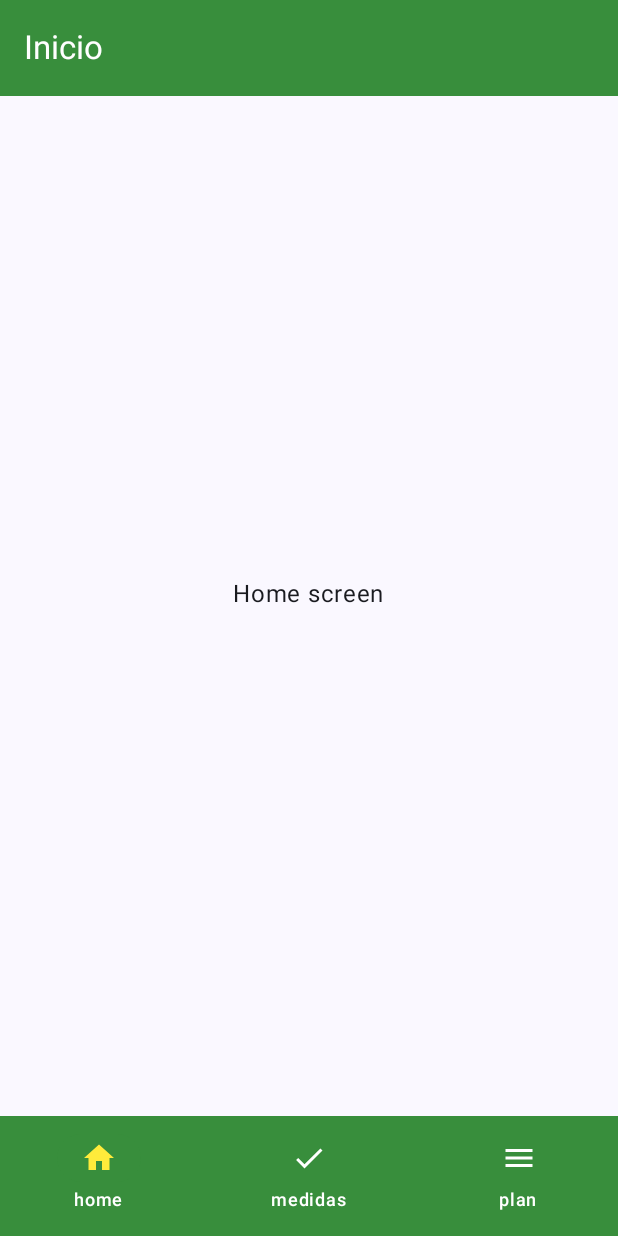
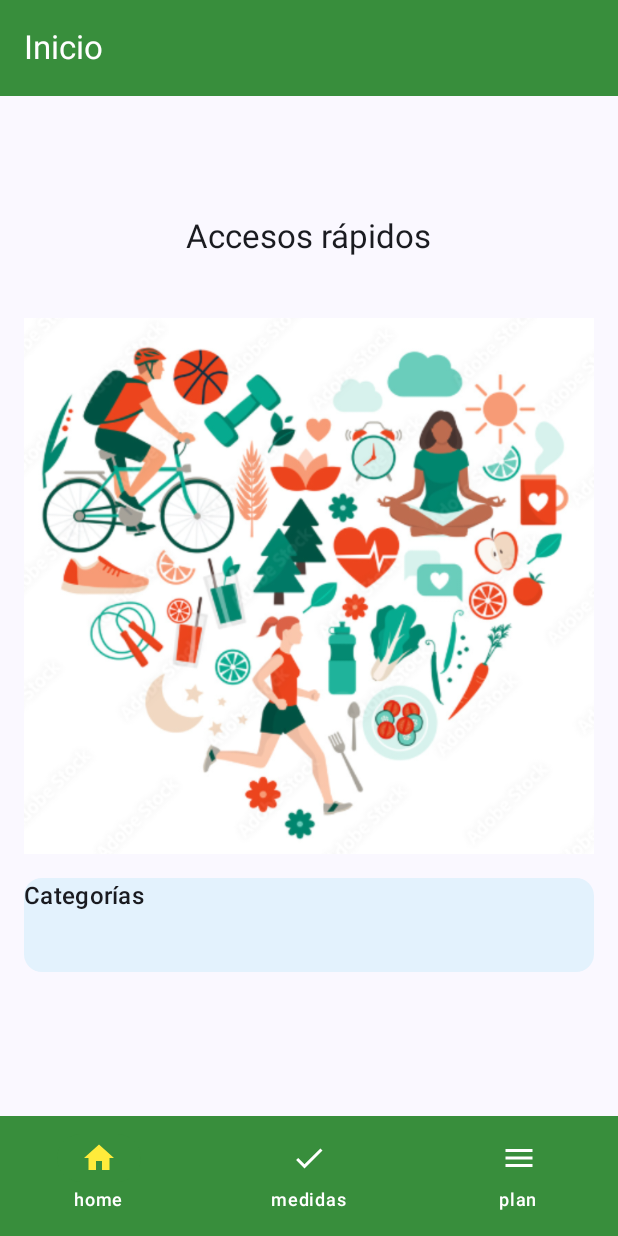
Before and after one commit to marpez4/appNutriologia, an Android app built with Jetpack Compose: the composable MainScreen shown on its own in the app's theme, on a phone screen of 412 x 824 dp. Run offline under Robolectric (Android 15) with nearby library versions, the phone set to English and light mode, and no system bars.

Commit message:
Inicio de vista de home y implementacion de strings values en el xml

```diff
--- a/app/src/main/java/com/example/appnutriologia/MainActivity.kt
+++ b/app/src/main/java/com/example/appnutriologia/MainActivity.kt
@@ -25,7 +25,7 @@ class MainActivity : ComponentActivity() {
         enableEdgeToEdge()
         setContent {
             AppNutriologiaTheme {
-                CategoryListScreen()
+                MainScreen()
             }
         }
     }
--- a/app/src/main/java/com/example/appnutriologia/ui/screens/CategoryListScreen.kt
+++ b/app/src/main/java/com/example/appnutriologia/ui/screens/CategoryListScreen.kt
@@ -14,6 +14,7 @@ import androidx.compose.foundation.layout.size
 import androidx.compose.foundation.lazy.LazyColumn
 import androidx.compose.foundation.lazy.items
 import androidx.compose.material3.Card
+import androidx.compose.material3.CardDefaults
 import androidx.compose.material3.CircularProgressIndicator
 import androidx.compose.material3.ExperimentalMaterial3Api
 import androidx.compose.material3.Scaffold
@@ -25,7 +26,9 @@ import androidx.compose.runtime.getValue
 import androidx.compose.ui.Alignment
 import androidx.compose.ui.Modifier
 import androidx.compose.ui.graphics.Color
+import androidx.compose.ui.res.stringResource
 import androidx.compose.ui.text.TextStyle
+import androidx.compose.ui.tooling.preview.Preview
 import androidx.compose.ui.unit.dp
 import androidx.compose.ui.unit.sp
 import androidx.lifecycle.viewmodel.compose.viewModel
@@ -33,6 +36,7 @@ import coil.compose.AsyncImage
 import com.example.appnutriologia.model.Category
 import com.example.appnutriologia.ui.viewmodels.CategoryFoodModel
 import com.example.appnutriologia.ui.viewmodels.CategoryUiState
+import com.example.appnutriologia.R
 
 
 @Composable
@@ -41,7 +45,7 @@ fun CategoryListScreen(categoryFoodModel: CategoryFoodModel = viewModel()) {
 
     Scaffold(
         topBar = {
-             TopAppBar(title = { Text(text = "Lista de categorías") })
+             TopAppBar(title = { Text(stringResource(id = R.string.list_categorias)) })
         }
     )  { paddingValues ->
         Box(modifier = Modifier.fillMaxSize().padding(paddingValues)){
@@ -78,7 +82,11 @@ fun CategoryItem(category: Category) {
     Card(
         modifier = Modifier
             .fillMaxWidth()
-            .padding(4.dp)
+            .padding(4.dp),
+        colors = CardDefaults.cardColors(
+            containerColor = Color(0xFF66BB6A)
+        )
+
     ) {
         Row(
             modifier = Modifier.padding(16.dp),
@@ -97,8 +105,7 @@ fun CategoryItem(category: Category) {
                     style = TextStyle(fontSize = 24.sp)
                 )
                 Spacer(modifier = Modifier.height(4.dp))
-                Text(
-                    text = "Description: ${category.strCategoryDescription}"
+                Text(stringResource(id = R.string.descripcion, stringResource(id = R.string.accesos_rapidos) )
                 )
             }
         }
--- a/app/src/main/java/com/example/appnutriologia/ui/screens/HomeScreen.kt
+++ b/app/src/main/java/com/example/appnutriologia/ui/screens/HomeScreen.kt
@@ -1,21 +1,81 @@
 package com.example.appnutriologia.ui.screens
 
+import androidx.compose.foundation.Image
+import androidx.compose.foundation.clickable
+import androidx.compose.foundation.layout.Arrangement
 import androidx.compose.foundation.layout.Box
+import androidx.compose.foundation.layout.Column
 import androidx.compose.foundation.layout.PaddingValues
 import androidx.compose.foundation.layout.fillMaxSize
+import androidx.compose.foundation.layout.fillMaxWidth
+import androidx.compose.foundation.layout.height
 import androidx.compose.foundation.layout.padding
+import androidx.compose.material3.Card
+import androidx.compose.material3.CardDefaults
+import androidx.compose.material3.MaterialTheme
 import androidx.compose.material3.Text
 import androidx.compose.runtime.Composable
 import androidx.compose.ui.Alignment
 import androidx.compose.ui.Modifier
+import androidx.compose.ui.graphics.Color
+import androidx.compose.ui.graphics.painter.Painter
+import androidx.compose.ui.res.painterResource
+import androidx.compose.ui.res.stringResource
+import androidx.compose.ui.tooling.preview.Preview
+import androidx.compose.ui.unit.dp
+import com.example.appnutriologia.R
 
 @Composable
 fun HomeScreen(innerPadding: PaddingValues){
-    Box(modifier = Modifier.fillMaxSize()
-        .padding(innerPadding),
-        contentAlignment = Alignment.Center
-    ){
-        Text("Home screen")
-
+    Column(
+        modifier = Modifier
+            .fillMaxSize()
+            .padding(innerPadding),
+        verticalArrangement = Arrangement.Center
+    ) {
+        HomeScreenPreview()
     }
 }
+
+@Preview(showBackground = true)
+@Composable
+fun HomeScreenPreview(){
+
+
+    Column(
+        modifier = Modifier
+            .fillMaxSize()
+            .padding(16.dp),
+        verticalArrangement = Arrangement.spacedBy(16.dp),
+        horizontalAlignment = Alignment.CenterHorizontally
+    ){
+        Text(
+            stringResource(id = R.string.accesos_rapidos),
+            style = MaterialTheme.typography.titleLarge,
+            modifier = Modifier.padding(bottom = 16.dp)
+        )
+        LogoImage()
+        Card(
+            modifier = Modifier
+                .fillMaxWidth()
+                .height(120.dp)
+                .clickable {  },
+            colors = CardDefaults.cardColors(containerColor = Color(0xFFE3F2FD))
+        ){
+            Box(contentAlignment = Alignment.Center){
+                Text(text = "Categorías", style = MaterialTheme.typography.titleMedium)
+            }
+        }
+    }
+
+}
+
+@Composable
+fun LogoImage(){
+    val logo: Painter = painterResource(id = R.drawable.logo1)
+    Image(
+        painter = logo,
+        contentDescription = "Logo de la app",
+        modifier = Modifier.padding(top = 8.dp)
+    )
+}
--- a/app/src/main/res/values/strings.xml
+++ b/app/src/main/res/values/strings.xml
@@ -1,3 +1,7 @@
 <resources>
     <string name="app_name">appNutriologia</string>
+    <string name="accesos_rapidos">Accesos rápidos</string>
+    <string name="categorias">Categorías</string>
+    <string name="list_categorias">Lista de categorías</string>
+    <string name="descripcion">Descripcion</string>
 </resources>
```
Also changed, not shown: app/src/main/res/drawable/logo1.png (added), app/src/main/res/drawable/logo2.png (added).
